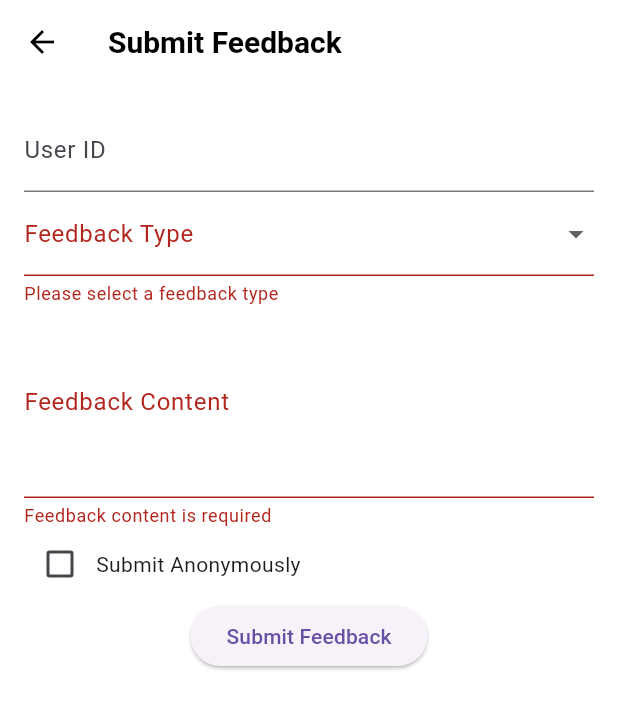
After one commit to bhumika2425/vidhyatra_frontend, a Flutter app: the FeedbackForm screen opened by its route, after a tap on "Submit Feedback", on a phone screen of 412 x 824 dp. The commit adds this screen. Shown: the top 709 px of the screen. Run offline on Flutter 3.47's test engine with Material 3 defaults, Android fonts, the light colour scheme and no system bars; our stand-ins replace carousel_slider, file_picker, flutter_chat_types, flutter_chat_ui, font_awesome_flutter, get and 4 more; accounts and stored records are empty; network calls fail.

Commit message:
integrated submit feedback API

```diff
--- /dev/null
+++ b/lib/controllers/feedback_controller.dart
@@ -0,0 +1,77 @@
+// lib/controllers/feedback_controller.dart
+import 'package:get/get.dart';
+import 'package:http/http.dart' as http;
+import 'package:provider/provider.dart';
+import 'dart:convert';
+import '../models/feedback_model.dart';
+import '../providers/user_provider.dart';
+
+class FeedbackController extends GetxController {
+  final feedbackList = <FeedbackModel>[].obs;
+  final isLoading = false.obs;
+
+  // Submit feedback to the backend
+  Future<void> submitFeedback(FeedbackModel feedback) async {
+    final userProvider = Provider.of<UserProvider>(Get.context!, listen: false);
+    final token = userProvider.token; // Retrieve the token
+    final url = Uri.parse('http://10.0.2.2:3001/api/feedback/create'); // Replace with your API URL
+
+    try {
+      isLoading.value = true;
+
+      // Debug: Print request details
+      print("Submitting feedback to: $url");
+      print("Request headers: ${{'Authorization': 'Bearer $token'}}");
+      print("Request body: ${jsonEncode(feedback.toJson())}");
+
+      final response = await http.post(
+        url,
+        headers: {
+          'Authorization': 'Bearer $token',
+          'Content-Type': 'application/json', // Ensure content type is correct
+        },
+        body: jsonEncode(feedback.toJson()),
+      );
+
+      // Debug: Print response details
+      print("Response status: ${response.statusCode}");
+      print("Response body: ${response.body}");
+
+      if (response.statusCode == 201) {
+        Get.snackbar('Success', 'Feedback submitted successfully');
+      } else {
+        // Debug: Print backend error if available
+        print("Failed to submit feedback: ${response.body}");
+        Get.snackbar('Error', 'Failed to submit feedback: ${response.reasonPhrase}');
+      }
+    } catch (e) {
+      // Debug: Print the caught exception
+      print("An error occurred: $e");
+      Get.snackbar('Error', 'An error occurred: $e');
+    } finally {
+      isLoading.value = false;
+    }
+  }
+
+
+// Fetch all feedback (admin use case)
+  // Future<void> fetchFeedback() async {
+  //   final url = Uri.parse('http://10.0.2.2:3001/api/feedback'); // Replace with your API URL
+  //
+  //   try {
+  //     isLoading.value = true;
+  //     final response = await http.get(url);
+  //
+  //     if (response.statusCode == 200) {
+  //       final List data = jsonDecode(response.body);
+  //       feedbackList.assignAll(data.map((e) => FeedbackModel.fromJson(e)).toList());
+  //     } else {
+  //       Get.snackbar('Error', 'Failed to fetch feedback');
+  //     }
+  //   } catch (e) {
+  //     Get.snackbar('Error', 'An error occurred: $e');
+  //   } finally {
+  //     isLoading.value = false;
+  //   }
+  // }
+}
--- a/lib/main.dart
+++ b/lib/main.dart
@@ -10,6 +10,7 @@ import 'package:vidhyatra_flutter/screens/blog_posting_page.dart';
 import 'package:vidhyatra_flutter/screens/calendar.dart';
 import 'package:vidhyatra_flutter/screens/chat_page.dart';
 import 'package:vidhyatra_flutter/screens/dashboard.dart';
+import 'package:vidhyatra_flutter/screens/feedback_form.dart';
 import 'package:vidhyatra_flutter/screens/forgot_password_page.dart';
 import 'package:vidhyatra_flutter/screens/login.dart';
 import 'package:vidhyatra_flutter/screens/payment_page.dart';
@@ -60,6 +61,7 @@ class VidhyatraApp extends StatelessWidget {
           GetPage(name: '/new-post', page: () => BlogPostPage()),
           GetPage(name: '/forgot-password', page: () => ForgotPasswordScreen()),
           GetPage(name: '/friends', page: () => FriendsScreen()),
+          GetPage(name: '/sendFeedback', page: () => FeedbackForm()),
           // GetPage(name: '/assignments', page: () => AssignmentPage()),
 
         ],
--- /dev/null
+++ b/lib/models/feedback_model.dart
@@ -0,0 +1,23 @@
+// lib/models/feedback_model.dart
+class FeedbackModel {
+  String? userId;
+  String feedbackType; // 'courses', 'app_features', 'facilities'
+  String feedbackContent;
+  bool isAnonymous;
+
+  FeedbackModel({
+    this.userId,
+    required this.feedbackType,
+    required this.feedbackContent,
+    required this.isAnonymous,
+  });
+
+  Map<String, dynamic> toJson() {
+    return {
+      'user_id': userId,
+      'feedback_type': feedbackType,
+      'feedback_content': feedbackContent,
+      'is_anonymous': isAnonymous,
+    };
+  }
+}
--- a/lib/screens/dashboard.dart
+++ b/lib/screens/dashboard.dart
@@ -155,6 +155,14 @@ class _DashboardState extends State<Dashboard> {
               title: Text('Friends'),
               onTap: () {
                 Get.toNamed('/friends');
+                // Navigator.pushNamed(context, '/friends');
+              },
+            ),
+            ListTile(
+              leading: Icon(Icons.people),
+              title: Text('Send feedback'),
+              onTap: () {
+                Get.toNamed('/sendFeedback');
                 // Navigator.pushNamed(context, '/friends');
               },
             ),
--- /dev/null
+++ b/lib/screens/feedback_form.dart
@@ -0,0 +1,86 @@
+// lib/views/feedback_form.dart
+import 'package:flutter/material.dart';
+import 'package:get/get.dart';
+import '../controllers/feedback_controller.dart';
+import '../models/feedback_model.dart';
+
+class FeedbackForm extends StatelessWidget {
+  final FeedbackController feedbackController = Get.put(FeedbackController());
+  final _formKey = GlobalKey<FormState>();
+
+  final userIdController = TextEditingController();
+  final feedbackContentController = TextEditingController();
+  String? selectedType;
+  bool isAnonymous = false;
+
+  @override
+  Widget build(BuildContext context) {
+    return Scaffold(
+      appBar: AppBar(title: Text('Submit Feedback')),
+      body: Padding(
+        padding: const EdgeInsets.all(16.0),
+        child: Form(
+          key: _formKey,
+          child: Column(
+            children: [
+              TextFormField(
+                controller: userIdController,
+                decoration: InputDecoration(labelText: 'User ID'),
+                // validator: (value) {
+                //   if (value == null || value.isEmpty) return 'User ID is required';
+                //   return null;
+                // },
+              ),
+              DropdownButtonFormField<String>(
+                value: selectedType,
+                items: ['courses', 'app_features', 'facilities']
+                    .map((type) => DropdownMenuItem(value: type, child: Text(type)))
+                    .toList(),
+                onChanged: (value) => selectedType = value,
+                decoration: InputDecoration(labelText: 'Feedback Type'),
+                validator: (value) {
+                  if (value == null) return 'Please select a feedback type';
+                  return null;
+                },
+              ),
+              TextFormField(
+                controller: feedbackContentController,
+                maxLines: 4,
+                decoration: InputDecoration(labelText: 'Feedback Content'),
+                validator: (value) {
+                  if (value == null || value.isEmpty) return 'Feedback content is required';
+                  return null;
+                },
+              ),
+              Row(
+                children: [
+                  Checkbox(
+                    value: isAnonymous,
+                    onChanged: (value) => isAnonymous = value!,
+                  ),
+                  Text('Submit Anonymously'),
+                ],
+              ),
+              ElevatedButton(
+                onPressed: () {
+                  if (_formKey.currentState!.validate()) {
+                    final feedback = FeedbackModel(
+                      userId: userIdController.text,
+                      feedbackType: selectedType!,
+                      feedbackContent: feedbackContentController.text,
+                      isAnonymous: isAnonymous,
+                    );
+                    feedbackController.submitFeedback(feedback);
+                  }
+                },
+                child: Obx(() => feedbackController.isLoading.value
+                    ? CircularProgressIndicator()
+                    : Text('Submit Feedback')),
+              ),
+            ],
+          ),
+        ),
+      ),
+    );
+  }
+}
```
